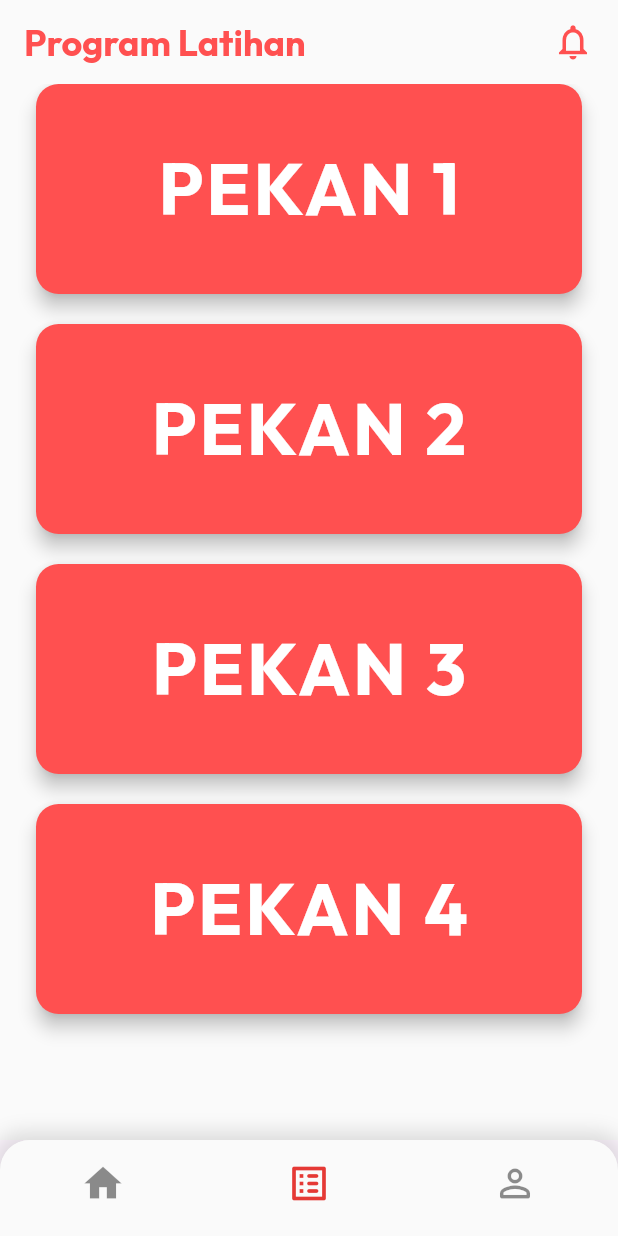
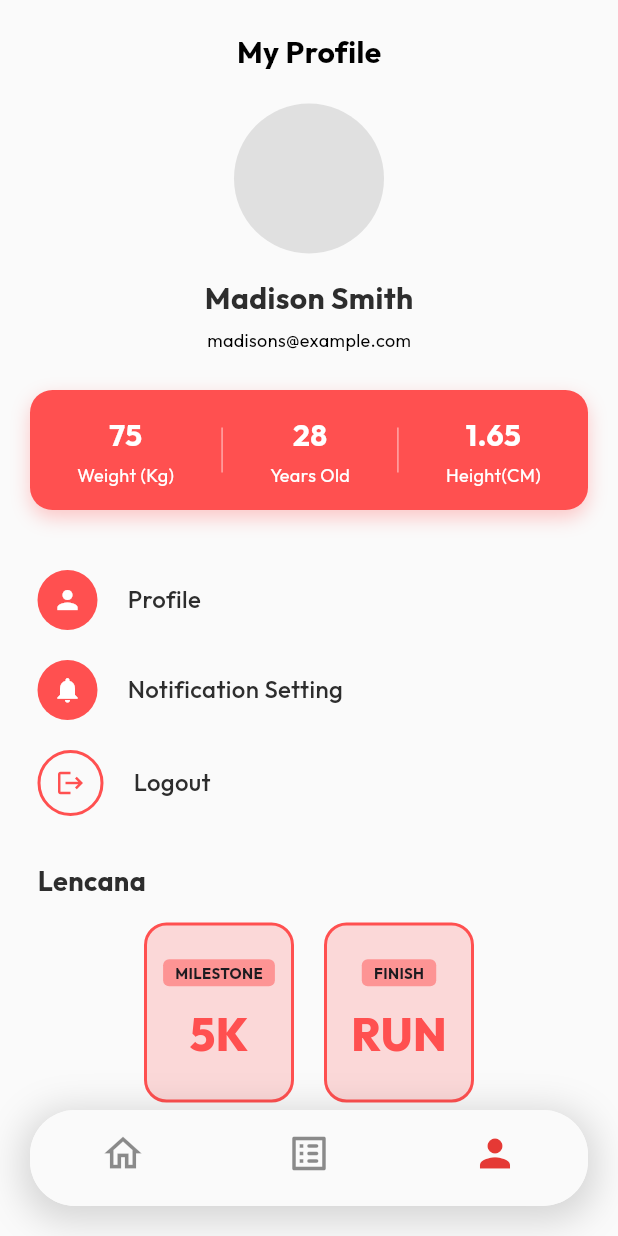
Before and after one commit to aansyawaluddin/Run_Mates, a Flutter app: the MainScreen screen opened directly, item 3 of the bottom bar chosen, on a phone screen of 412 x 824 dp. Run offline on Flutter 3.47's test engine with Material 3 defaults, Android fonts, the phone set to English and light mode, and no system bars; our stand-ins replace confetti, flutter_local_notifications, font_awesome_flutter, numberpicker, permission_handler.

Commit message:
change navbar and add profile

```diff
--- a/lib/component/navbar.dart
+++ b/lib/component/navbar.dart
@@ -17,21 +17,21 @@ class CustomBottomNav extends StatelessWidget {
   @override
   Widget build(BuildContext context) {
     return Container(
+      margin: const EdgeInsets.fromLTRB(20, 0, 20, 20),
       decoration: BoxDecoration(
         color: backgroundColor,
-        borderRadius: const BorderRadius.only(
-          topLeft: Radius.circular(20),
-          topRight: Radius.circular(20),
-        ),
-        boxShadow: const [
-          BoxShadow(color: Colors.black12, blurRadius: 10, spreadRadius: 5),
+        borderRadius: BorderRadius.circular(30),
+        boxShadow: [
+          BoxShadow(
+            color: Colors.black.withOpacity(0.15), // Shadow lebih halus
+            blurRadius: 20,
+            spreadRadius: 5,
+            offset: const Offset(0, 5),
+          ),
         ],
       ),
       child: ClipRRect(
-        borderRadius: const BorderRadius.only(
-          topLeft: Radius.circular(20),
-          topRight: Radius.circular(20),
-        ),
+        borderRadius: BorderRadius.circular(30),
         child: BottomNavigationBar(
           currentIndex: currentIndex,
           type: BottomNavigationBarType.fixed,
@@ -41,13 +41,15 @@ class CustomBottomNav extends StatelessWidget {
           selectedItemColor: selectedColor,
           unselectedItemColor: const Color(0XFF1A1A1A).withOpacity(0.5),
           onTap: onTap,
+          elevation: 0,
           items: [
             BottomNavigationBarItem(
               icon: Icon(
-                Icons.home,
+                Icons.home_outlined,
                 size: 30,
                 color: currentIndex == 0 ? selectedColor : null,
               ),
+              activeIcon: Icon(Icons.home, size: 30, color: selectedColor),
               label: 'Home',
             ),
             BottomNavigationBarItem(
@@ -64,6 +66,7 @@ class CustomBottomNav extends StatelessWidget {
                 size: 30,
                 color: currentIndex == 2 ? selectedColor : null,
               ),
+              activeIcon: Icon(Icons.person, size: 30, color: selectedColor),
               label: 'Profile',
             ),
           ],
--- a/lib/home.dart
+++ b/lib/home.dart
@@ -1,6 +1,7 @@
 import 'package:flutter/material.dart';
 import 'package:runmates/component/navbar.dart';
 import 'package:runmates/page/main/home.dart';
+import 'package:runmates/page/main/profile.dart';
 import 'package:runmates/page/main/programWeek.dart';
 
 class MainScreen extends StatefulWidget {
@@ -17,6 +18,7 @@ class _MainScreenState extends State<MainScreen> {
   final List<Widget> _pages = const [
     HomePage(),
     ProgramWeekPage(),
+    ProfilePage(),
   ];
 
   @override
@@ -41,6 +43,7 @@ class _MainScreenState extends State<MainScreen> {
   @override
   Widget build(BuildContext context) {
     return Scaffold(
+      extendBody: true,
       body: PageView(
         controller: _pageController,
         onPageChanged: _onPageChanged,
--- a/lib/page/main/home.dart
+++ b/lib/page/main/home.dart
@@ -31,6 +31,7 @@ class _HomePageState extends State<HomePage> {
   Widget build(BuildContext context) {
     const Color RedColor = Color(0XFFFF5050);
     const Color cardBackground = Color(0XFFeeeded);
+    final double bottomSpacing = MediaQuery.of(context).padding.bottom;
 
     return Scaffold(
       backgroundColor: Color(0XFFFAFAFA),
@@ -72,7 +73,7 @@ class _HomePageState extends State<HomePage> {
       ),
       body: SingleChildScrollView(
         child: Padding(
-          padding: const EdgeInsets.symmetric(horizontal: 16.0),
+          padding: EdgeInsets.fromLTRB(16, 0, 16, bottomSpacing),
           child: Column(
             crossAxisAlignment: CrossAxisAlignment.start,
             children: <Widget>[
--- a/lib/page/main/profile.dart
+++ b/lib/page/main/profile.dart
@@ -0,0 +1,244 @@
+import 'package:flutter/material.dart';
+
+class ProfilePage extends StatelessWidget {
+  const ProfilePage({super.key});
+
+  @override
+  Widget build(BuildContext context) {
+    const Color primaryColor = Color(0XFFFF5050);
+    const Color textColor = Color(0xFF2D2D2D);
+
+    return Scaffold(
+      backgroundColor: const Color(0XFFFAFAFA),
+      body: SafeArea(
+        child: SingleChildScrollView(
+          child: Column(
+            children: [
+              const SizedBox(height: 20),
+              const Text(
+                "My Profile",
+                style: TextStyle(
+                  fontSize: 20,
+                  fontWeight: FontWeight.bold,
+                  color: Colors.black,
+                ),
+              ),
+              const SizedBox(height: 20),
+              const CircleAvatar(
+                radius: 50,
+                backgroundColor: Color(0xFFE0E0E0),
+              ),
+              const SizedBox(height: 15),
+              const Text(
+                "Madison Smith",
+                style: TextStyle(
+                  fontSize: 20,
+                  fontWeight: FontWeight.bold,
+                  color: textColor,
+                ),
+              ),
+              const SizedBox(height: 5),
+              const Text(
+                "madisons@example.com",
+                style: TextStyle(fontSize: 12, color: Colors.black),
+              ),
+              const SizedBox(height: 25),
+
+              Container(
+                margin: const EdgeInsets.symmetric(horizontal: 20),
+                padding: const EdgeInsets.symmetric(vertical: 15),
+                decoration: BoxDecoration(
+                  color: primaryColor,
+                  borderRadius: BorderRadius.circular(15),
+                  boxShadow: [
+                    BoxShadow(
+                      color: primaryColor.withOpacity(0.3),
+                      blurRadius: 10,
+                      offset: const Offset(0, 5),
+                    ),
+                  ],
+                ),
+                child: Row(
+                  mainAxisAlignment: MainAxisAlignment.spaceEvenly,
+                  children: [
+                    _buildStatItem("75", "Weight (Kg)"),
+                    _buildDivider(),
+                    _buildStatItem("28", "Years Old"),
+                    _buildDivider(),
+                    _buildStatItem("1.65", "Height(CM)"),
+                  ],
+                ),
+              ),
+              const SizedBox(height: 30),
+
+              // Menu List
+              _buildMenuItem(
+                icon: Icons.person,
+                text: "Profile",
+                color: primaryColor,
+                onTap: () {
+                  // TODO: navigasi ke halaman profile
+                },
+              ),
+              _buildMenuItem(
+                icon: Icons.notifications,
+                text: "Notification Setting",
+                color: primaryColor,
+                onTap: () {
+                  // TODO: navigasi ke pengaturan notifikasi
+                },
+              ),
+              _buildMenuItem(
+                icon: Icons.logout,
+                text: "Logout",
+                color: primaryColor,
+                isLogout: true,
+                onTap: () {
+                  // TODO: aksi logout
+                },
+              ),
+
+              const SizedBox(height: 20),
+
+              // Lencana
+              Padding(
+                padding: const EdgeInsets.symmetric(horizontal: 25),
+                child: Align(
+                  alignment: Alignment.centerLeft,
+                  child: Text(
+                    "Lencana",
+                    style: TextStyle(
+                      fontSize: 18,
+                      fontWeight: FontWeight.bold,
+                      color: textColor,
+                    ),
+                  ),
+                ),
+              ),
+              const SizedBox(height: 15),
+
+              // Badge
+              Row(
+                mainAxisAlignment: MainAxisAlignment.center,
+                children: [
+                  _buildBadgePlaceholder("MILESTONE", "5K", primaryColor),
+                  const SizedBox(width: 20),
+                  _buildBadgePlaceholder("FINISH", "RUN", primaryColor),
+                ],
+              ),
+            ],
+          ),
+        ),
+      ),
+    );
+  }
+
+  // Widget Informasi
+  Widget _buildStatItem(String value, String label) {
+    return Column(
+      children: [
+        Text(
+          value,
+          style: const TextStyle(
+            fontSize: 20,
+            fontWeight: FontWeight.bold,
+            color: Colors.white,
+          ),
+        ),
+        const SizedBox(height: 4),
+        Text(label, style: const TextStyle(fontSize: 12, color: Colors.white)),
+      ],
+    );
+  }
+
+  // Garis
+  Widget _buildDivider() {
+    return Container(
+      height: 30,
+      width: 1,
+      color: Colors.white.withOpacity(0.5),
+    );
+  }
+
+  // Widget Menu
+  Widget _buildMenuItem({
+    required IconData icon,
+    required String text,
+    required Color color,
+    bool isLogout = false,
+    VoidCallback? onTap,
+  }) {
+    return InkWell(
+      onTap: onTap,
+      child: Padding(
+        padding: const EdgeInsets.symmetric(horizontal: 25, vertical: 10),
+        child: Row(
+          children: [
+            Container(
+              padding: const EdgeInsets.all(10),
+              decoration: BoxDecoration(
+                color: isLogout ? Colors.transparent : color,
+                shape: BoxShape.circle,
+                border: isLogout ? Border.all(color: color, width: 2) : null,
+              ),
+              child: Icon(
+                icon,
+                color: isLogout ? color : Colors.white,
+                size: 20,
+              ),
+            ),
+            const SizedBox(width: 20),
+            // Text
+            Text(
+              text,
+              style: const TextStyle(
+                fontSize: 16,
+                fontWeight: FontWeight.w500,
+                color: Color(0xFF2D2D2D),
+              ),
+            ),
+            const Spacer(),
+          ],
+        ),
+      ),
+    );
+  }
+
+  // Widget  Badge
+  Widget _buildBadgePlaceholder(String topText, String mainText, Color color) {
+    return Container(
+      width: 100,
+      height: 120,
+      decoration: BoxDecoration(
+        color: color.withOpacity(0.2),
+        borderRadius: BorderRadius.circular(15),
+        border: Border.all(color: color, width: 2),
+      ),
+      child: Column(
+        mainAxisAlignment: MainAxisAlignment.center,
+        children: [
+          Container(
+            padding: const EdgeInsets.symmetric(horizontal: 8, vertical: 2),
+            decoration: BoxDecoration(
+              color: color.withOpacity(0.5),
+              borderRadius: BorderRadius.circular(4),
+            ),
+            child: Text(
+              topText,
+              style: const TextStyle(fontSize: 10, fontWeight: FontWeight.bold),
+            ),
+          ),
+          const SizedBox(height: 10),
+          Text(
+            mainText,
+            style: TextStyle(
+              fontSize: 30,
+              fontWeight: FontWeight.w900,
+              color: color,
+            ),
+          ),
+        ],
+      ),
+    );
+  }
+}
--- a/lib/page/main/programWeek.dart
+++ b/lib/page/main/programWeek.dart
@@ -14,6 +14,7 @@ class ProgramWeekPage extends StatelessWidget {
     ];
 
     final int totalWeeks = pekanList.length;
+    final double bottomSpacing = MediaQuery.of(context).padding.bottom;
 
     return Scaffold(
       appBar: AppBar(
@@ -45,7 +46,7 @@ class ProgramWeekPage extends StatelessWidget {
       body: Container(
         color: const Color(0XFFFAFAFA),
         child: ListView.builder(
-          padding: const EdgeInsets.symmetric(horizontal: 24.0),
+          padding: EdgeInsets.fromLTRB(16, 0, 16, bottomSpacing),
           itemCount: pekanList.length,
           itemBuilder: (context, index) {
             final item = pekanList[index];
```
